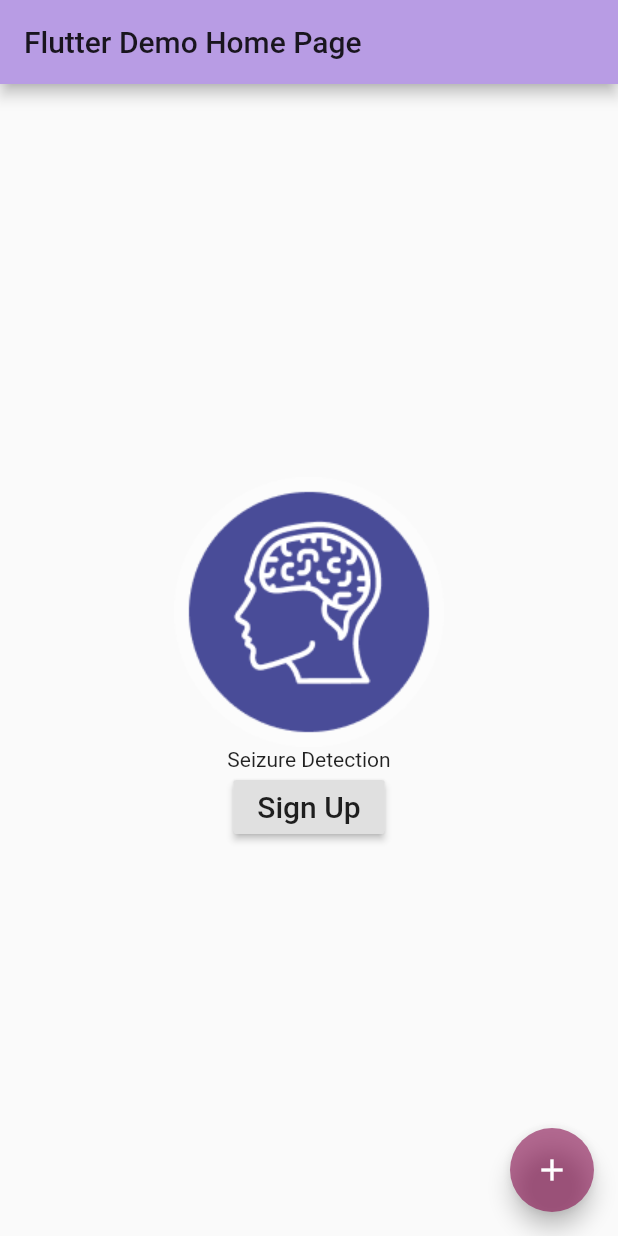
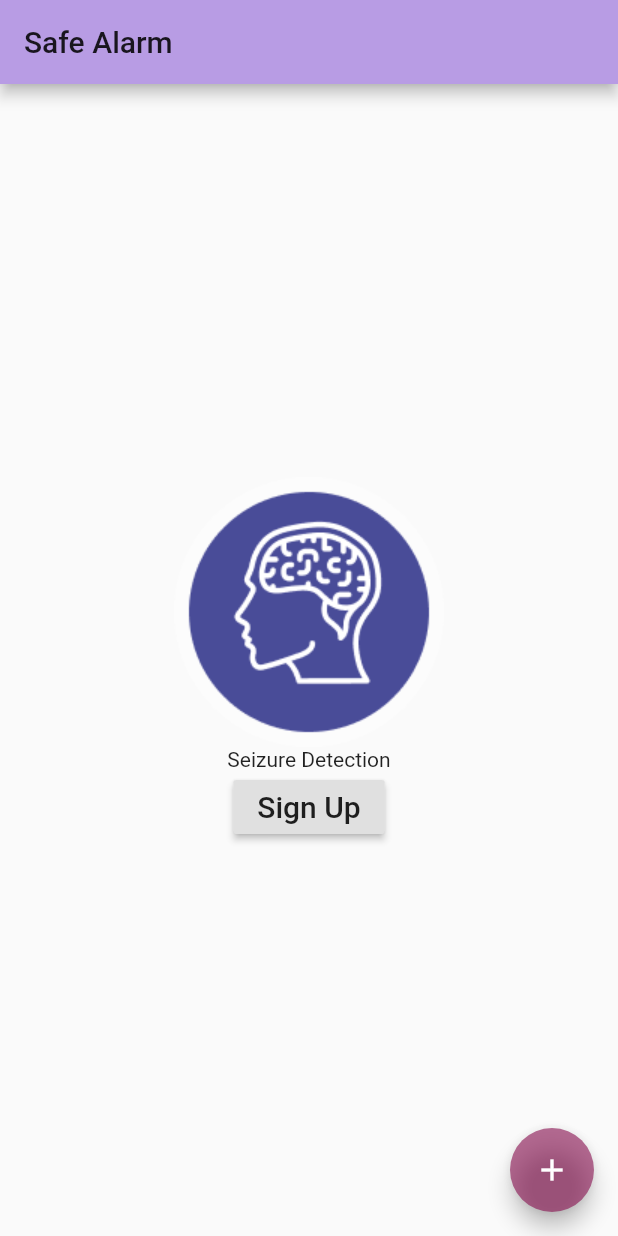
Before and after one commit to varshinees/f19-iot-clock, a Flutter app: the screen it shows after launch, on a phone screen of 412 x 824 dp. Run offline on Flutter 3.47's test engine with Material 2 defaults, Android fonts, the light colour scheme and no system bars.

Commit message:
changed title

```diff
--- a/lib/main.dart
+++ b/lib/main.dart
@@ -24,7 +24,7 @@ class MyApp extends StatelessWidget {
   @override
   Widget build(BuildContext context) {
     return MaterialApp(
-      title: 'Flutter Demo',
+      title: 'Safe Alarm',
       theme: ThemeData(
         // This is the theme of your application.
         //
@@ -37,7 +37,7 @@ class MyApp extends StatelessWidget {
         // is not restarted.
         primarySwatch: primaryColor
       ),
-      home: MyHomePage(title: 'Flutter Demo Home Page'),
+      home: MyHomePage(title: 'Safe Alarm'),
     );
   }
 }
```
